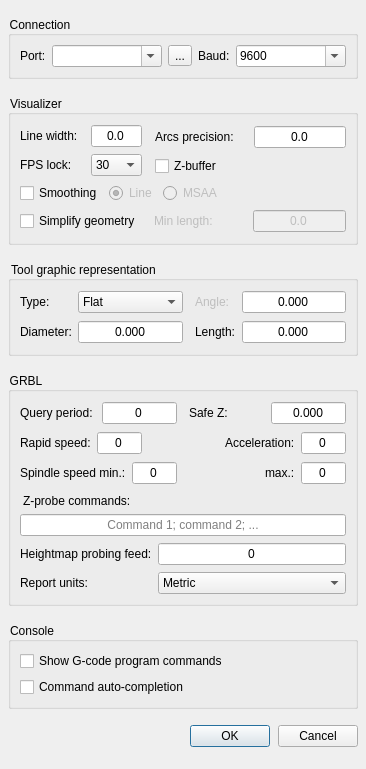
The window that frmsettings.ui (Denvi/Candle) describes before a commit, drawn with Qt 5.
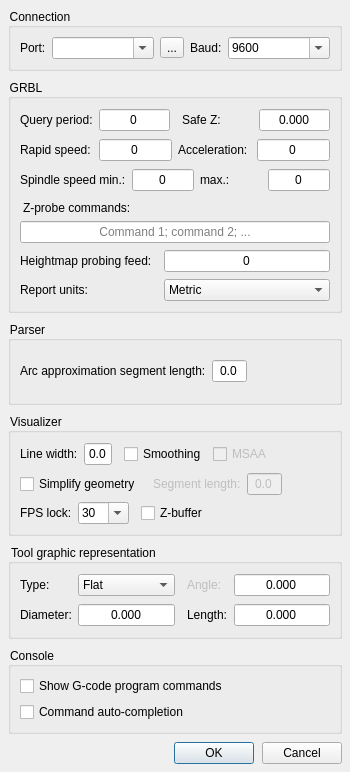
The same window after the commit. Icons and pictures are not drawn.

```diff
--- a/frmsettings.ui
+++ b/frmsettings.ui
@@ -6,8 +6,8 @@
    <rect>
     <x>0</x>
     <y>0</y>
-    <width>366</width>
-    <height>769</height>
+    <width>350</width>
+    <height>772</height>
    </rect>
   </property>
   <property name="windowTitle">
@@ -133,6 +133,329 @@
      </layout>
     </widget>
    </item>
+   <item>
+    <widget class="QGroupBox" name="groupBox_2">
+     <property name="sizePolicy">
+      <sizepolicy hsizetype="Preferred" vsizetype="Maximum">
+       <horstretch>0</horstretch>
+       <verstretch>0</verstretch>
+      </sizepolicy>
+     </property>
+     <property name="title">
+      <string>GRBL</string>
+     </property>
+     <layout class="QVBoxLayout" name="verticalLayout_5">
+      <item>
+       <layout class="QGridLayout" name="gridLayout_2">
+        <item row="0" column="0">
+         <widget class="QLabel" name="label_11">
+          <property name="text">
+           <string>Query period:</string>
+          </property>
+         </widget>
+        </item>
+        <item row="0" column="3">
+         <widget class="QLabel" name="label_9">
+          <property name="text">
+           <string>Safe Z:</string>
+          </property>
+         </widget>
+        </item>
+        <item row="0" column="1">
+         <widget class="QSpinBox" name="txtQueryStateTime">
+          <property name="font">
+           <font>
+            <pointsize>9</pointsize>
+           </font>
+          </property>
+          <property name="alignment">
+           <set>Qt::AlignCenter</set>
+          </property>
+          <property name="buttonSymbols">
+           <enum>QAbstractSpinBox::NoButtons</enum>
+          </property>
+          <property name="maximum">
+           <number>9999</number>
+          </property>
+         </widget>
+        </item>
+        <item row="0" column="4">
+         <widget class="QDoubleSpinBox" name="txtSafeZ">
+          <property name="alignment">
+           <set>Qt::AlignCenter</set>
+          </property>
+          <property name="buttonSymbols">
+           <enum>QAbstractSpinBox::NoButtons</enum>
+          </property>
+          <property name="decimals">
+           <number>3</number>
+          </property>
+          <property name="minimum">
+           <double>-999.000000000000000</double>
+          </property>
+          <property name="maximum">
+           <double>999.000000000000000</double>
+          </property>
+         </widget>
+        </item>
+        <item row="0" column="2">
+         <spacer name="horizontalSpacer_6">
+          <property name="orientation">
+           <enum>Qt::Horizontal</enum>
+          </property>
+          <property name="sizeType">
+           <enum>QSizePolicy::Fixed</enum>
+          </property>
+          <property name="sizeHint" stdset="0">
+           <size>
+            <width>6</width>
+            <height>20</height>
+           </size>
+          </property>
+         </spacer>
+        </item>
+       </layout>
+      </item>
+      <item>
+       <layout class="QHBoxLayout" name="horizontalLayout_3" stretch="0,0,0,0">
+        <item>
+         <widget class="QLabel" name="label_10">
+          <property name="text">
+           <string>Rapid speed:</string>
+          </property>
+         </widget>
+        </item>
+        <item>
+         <widget class="QSpinBox" name="txtRapidSpeed">
+          <property name="font">
+           <font>
+            <pointsize>9</pointsize>
+           </font>
+          </property>
+          <property name="alignment">
+           <set>Qt::AlignCenter</set>
+          </property>
+          <property name="buttonSymbols">
+           <enum>QAbstractSpinBox::NoButtons</enum>
+          </property>
+          <property name="maximum">
+           <number>99999</number>
+          </property>
+         </widget>
+        </item>
+        <item>
+         <widget class="QLabel" name="label_14">
+          <property name="text">
+           <string>Acceleration:</string>
+          </property>
+         </widget>
+        </item>
+        <item>
+         <widget class="QSpinBox" name="txtAcceleration">
+          <property name="font">
+           <font>
+            <pointsize>9</pointsize>
+           </font>
+          </property>
+          <property name="alignment">
+           <set>Qt::AlignCenter</set>
+          </property>
+          <property name="buttonSymbols">
+           <enum>QAbstractSpinBox::NoButtons</enum>
+          </property>
+          <property name="maximum">
+           <number>99999</number>
+          </property>
+         </widget>
+        </item>
+       </layout>
+      </item>
+      <item>
+       <layout class="QHBoxLayout" name="horizontalLayout_4">
+        <item>
+         <widget class="QLabel" name="label_12">
+          <property name="text">
+           <string>Spindle speed min.:</string>
+          </property>
+         </widget>
+        </item>
+        <item>
+         <widget class="QSpinBox" name="txtSpindleSpeedMin">
+          <property name="font">
+           <font>
+            <pointsize>9</pointsize>
+           </font>
+          </property>
+          <property name="alignment">
+           <set>Qt::AlignCenter</set>
+          </property>
+          <property name="buttonSymbols">
+           <enum>QAbstractSpinBox::NoButtons</enum>
+          </property>
+          <property name="maximum">
+           <number>99999</number>
+          </property>
+         </widget>
+        </item>
+        <item>
+         <widget class="QLabel" name="label_13">
+          <property name="text">
+           <string>max.:</string>
+          </property>
+         </widget>
+        </item>
+        <item>
+         <widget class="QSpinBox" name="txtSpindleSpeedMax">
+          <property name="font">
+           <font>
+            <pointsize>9</pointsize>
+           </font>
+          </property>
+          <property name="alignment">
+           <set>Qt::AlignCenter</set>
+          </property>
+          <property name="buttonSymbols">
+           <enum>QAbstractSpinBox::NoButtons</enum>
+          </property>
+          <property name="maximum">
+           <number>99999</number>
+          </property>
+         </widget>
+        </item>
+       </layout>
+      </item>
+      <item>
+       <widget class="QLabel" name="label_17">
+        <property name="styleSheet">
+         <string notr="true">padding-left: -4;
+padding-top: 3;</string>
+        </property>
+        <property name="text">
+         <string>Z-probe commands:</string>
+        </property>
+       </widget>
+      </item>
+      <item>
+       <widget class="QLineEdit" name="txtTouchCommand">
+        <property name="alignment">
+         <set>Qt::AlignCenter</set>
+        </property>
+        <property name="placeholderText">
+         <string>Command 1; command 2; ...</string>
+        </property>
+       </widget>
+      </item>
+      <item>
+       <layout class="QGridLayout" name="gridLayout_4">
+        <property name="horizontalSpacing">
+         <number>12</number>
+        </property>
+        <item row="0" column="0">
+         <widget class="QLabel" name="label_18">
+          <property name="text">
+           <string>Heightmap probing feed:</string>
+          </property>
+         </widget>
+        </item>
+        <item row="0" column="1">
+         <widget class="QSpinBox" name="txtHeightMapProbingFeed">
+          <property name="font">
+           <font>
+            <pointsize>9</pointsize>
+           </font>
+          </property>
+          <property name="alignment">
+           <set>Qt::AlignCenter</set>
+          </property>
+          <property name="buttonSymbols">
+           <enum>QAbstractSpinBox::NoButtons</enum>
+          </property>
+          <property name="maximum">
+           <number>99999</number>
+          </property>
+         </widget>
+        </item>
+        <item row="1" column="0">
+         <widget class="QLabel" name="label_15">
+          <property name="text">
+           <string>Report units:</string>
+          </property>
+         </widget>
+        </item>
+        <item row="1" column="1">
+         <widget class="QComboBox" name="cboUnits">
+          <property name="sizePolicy">
+           <sizepolicy hsizetype="Expanding" vsizetype="Fixed">
+            <horstretch>0</horstretch>
+            <verstretch>0</verstretch>
+           </sizepolicy>
+          </property>
+          <item>
+           <property name="text">
+            <string>Metric</string>
+           </property>
+          </item>
+          <item>
+           <property name="text">
+            <string>Imperial</string>
+           </property>
+          </item>
+         </widget>
+        </item>
+       </layout>
+      </item>
+     </layout>
+    </widget>
+   </item>
+   <item>
+    <widget class="QGroupBox" name="groupBox_5">
+     <property name="title">
+      <string>Parser</string>
+     </property>
+     <layout class="QVBoxLayout" name="verticalLayout_8">
+      <item>
+       <layout class="QHBoxLayout" name="horizontalLayout_8">
+        <item>
+         <widget class="QLabel" name="label_6">
+          <property name="text">
+           <string>Arc approximation segment length:</string>
+          </property>
+         </widget>
+        </item>
+        <item>
+         <widget class="QDoubleSpinBox" name="txtArcPrecision">
+          <property name="alignment">
+           <set>Qt::AlignCenter</set>
+          </property>
+          <property name="buttonSymbols">
+           <enum>QAbstractSpinBox::NoButtons</enum>
+          </property>
+          <property name="decimals">
+           <number>1</number>
+          </property>
+          <property name="maximum">
+           <double>99.000000000000000</double>
+          </property>
+         </widget>
+        </item>
+        <item>
+         <spacer name="horizontalSpacer_11">
+          <property name="orientation">
+           <enum>Qt::Horizontal</enum>
+          </property>
+          <property name="sizeHint" stdset="0">
+           <size>
+            <width>0</width>
+            <height>20</height>
+           </size>
+          </property>
+         </spacer>
+        </item>
+       </layout>
+      </item>
+     </layout>
+    </widget>
+   </item>
    <item>
     <widget class="QGroupBox" name="groupBox_6">
      <property name="sizePolicy">
@@ -145,136 +468,47 @@
       <string>Visualizer</string>
      </property>
      <layout class="QVBoxLayout" name="verticalLayout_2">
-      <item>
-       <layout class="QHBoxLayout" name="horizontalLayout_10" stretch="0,1">
-        <property name="spacing">
-         <number>13</number>
-        </property>
-        <item>
-         <layout class="QVBoxLayout" name="verticalLayout_7">
-          <item>
-           <layout class="QGridLayout" name="gridLayout_3">
-            <property name="bottomMargin">
-             <number>1</number>
-            </property>
-            <property name="verticalSpacing">
-             <number>6</number>
-            </property>
-            <item row="1" column="0">
-             <widget class="QLabel" name="label_7">
-              <property name="text">
-               <string>FPS lock:</string>
-              </property>
-             </widget>
-            </item>
-            <item row="0" column="2">
-             <widget class="QDoubleSpinBox" name="txtLineWidth">
-              <property name="alignment">
-               <set>Qt::AlignCenter</set>
-              </property>
-              <property name="buttonSymbols">
-               <enum>QAbstractSpinBox::NoButtons</enum>
-              </property>
-              <property name="decimals">
-               <number>1</number>
-              </property>
-              <property name="maximum">
-               <double>9.000000000000000</double>
-              </property>
-             </widget>
-            </item>
-            <item row="1" column="2">
-             <widget class="QComboBox" name="cboFps">
-              <item>
-               <property name="text">
-                <string>30</string>
-               </property>
-              </item>
-              <item>
-               <property name="text">
-                <string>60</string>
-               </property>
-              </item>
-              <item>
-               <property name="text">
-                <string>120</string>
-               </property>
-              </item>
-             </widget>
-            </item>
-            <item row="0" column="0">
-             <widget class="QLabel" name="label_5">
-              <property name="text">
-               <string>Line width:</string>
-              </property>
-             </widget>
-            </item>
-           </layout>
-          </item>
-         </layout>
-        </item>
-        <item>
-         <layout class="QVBoxLayout" name="verticalLayout_6">
-          <property name="spacing">
-           <number>6</number>
-          </property>
-          <item>
-           <layout class="QHBoxLayout" name="horizontalLayout_8">
-            <item>
-             <widget class="QLabel" name="label_6">
-              <property name="text">
-               <string>Arcs precision:</string>
-              </property>
-             </widget>
-            </item>
-            <item>
-             <widget class="QDoubleSpinBox" name="txtArcPrecision">
-              <property name="alignment">
-               <set>Qt::AlignCenter</set>
-              </property>
-              <property name="buttonSymbols">
-               <enum>QAbstractSpinBox::NoButtons</enum>
-              </property>
-              <property name="decimals">
-               <number>1</number>
-              </property>
-              <property name="maximum">
-               <double>99.000000000000000</double>
-              </property>
-             </widget>
-            </item>
-           </layout>
-          </item>
-          <item>
-           <layout class="QHBoxLayout" name="horizontalLayout_9">
-            <item>
-             <widget class="QCheckBox" name="chkZBuffer">
-              <property name="text">
-               <string>Z-buffer</string>
-              </property>
-             </widget>
-            </item>
-            <item>
-             <spacer name="horizontalSpacer_8">
-              <property name="orientation">
-               <enum>Qt::Horizontal</enum>
-              </property>
-              <property name="sizeHint" stdset="0">
-               <size>
-                <width>40</width>
-                <height>20</height>
-               </size>
-              </property>
-             </spacer>
-            </item>
-           </layout>
-          </item>
-         </layout>
-        </item>
-       </layout>
-      </item>
       <item>
        <layout class="QHBoxLayout" name="horizontalLayout_5">
+        <item>
+         <widget class="QLabel" name="label_5">
+          <property name="text">
+           <string>Line width:</string>
+          </property>
+         </widget>
+        </item>
+        <item>
+         <widget class="QDoubleSpinBox" name="txtLineWidth">
+          <property name="alignment">
+           <set>Qt::AlignCenter</set>
+          </property>
+          <property name="buttonSymbols">
+           <enum>QAbstractSpinBox::NoButtons</enum>
+          </property>
+          <property name="decimals">
+           <number>1</number>
+          </property>
+          <property name="maximum">
+           <double>9.000000000000000</double>
+          </property>
+         </widget>
+        </item>
+        <item>
+         <spacer name="horizontalSpacer_7">
+          <property name="orientation">
+           <enum>Qt::Horizontal</enum>
+          </property>
+          <property name="sizeType">
+           <enum>QSizePolicy::Fixed</enum>
+          </property>
+          <property name="sizeHint" stdset="0">
+           <size>
+            <width>6</width>
+            <height>20</height>
+           </size>
+          </property>
+         </spacer>
+        </item>
         <item>
          <widget class="QCheckBox" name="chkAntialiasing">
           <property name="text">
@@ -283,20 +517,7 @@
          </widget>
         </item>
         <item>
-         <widget class="QRadioButton" name="radLine">
-          <property name="enabled">
-           <bool>false</bool>
-          </property>
-          <property name="text">
-           <string>Line</string>
-          </property>
-          <property name="checked">
-           <bool>true</bool>
-          </property>
-         </widget>
-        </item>
-        <item>
-         <widget class="QRadioButton" name="radMSAA">
+         <widget class="QCheckBox" name="radMSAA">
           <property name="enabled">
            <bool>false</bool>
           </property>
@@ -312,7 +533,7 @@
           </property>
           <property name="sizeHint" stdset="0">
            <size>
-            <width>40</width>
+            <width>0</width>
             <height>20</height>
            </size>
           </property>
@@ -339,7 +560,7 @@
           </property>
           <property name="sizeHint" stdset="0">
            <size>
-            <width>7</width>
+            <width>6</width>
             <height>20</height>
            </size>
           </property>
@@ -351,7 +572,7 @@
            <bool>false</bool>
           </property>
           <property name="text">
-           <string>Min length:</string>
+           <string>Segment length:</string>
           </property>
          </widget>
         </item>
@@ -374,6 +595,101 @@
           </property>
          </widget>
         </item>
+        <item>
+         <spacer name="horizontalSpacer_13">
+          <property name="orientation">
+           <enum>Qt::Horizontal</enum>
+          </property>
+          <property name="sizeHint" stdset="0">
+           <size>
+            <width>0</width>
+            <height>20</height>
+           </size>
+          </property>
+         </spacer>
+        </item>
+        <item>
+         <spacer name="horizontalSpacer_9">
+          <property name="orientation">
+           <enum>Qt::Horizontal</enum>
+          </property>
+          <property name="sizeHint" stdset="0">
+           <size>
+            <width>0</width>
+            <height>20</height>
+           </size>
+          </property>
+         </spacer>
+        </item>
+       </layout>
+      </item>
+      <item>
+       <layout class="QHBoxLayout" name="horizontalLayout_7">
+        <item>
+         <widget class="QLabel" name="label_7">
+          <property name="text">
+           <string>FPS lock:</string>
+          </property>
+         </widget>
+        </item>
+        <item>
+         <widget class="QComboBox" name="cboFps">
+          <property name="editable">
+           <bool>true</bool>
+          </property>
+          <item>
+           <property name="text">
+            <string>30</string>
+           </property>
+          </item>
+          <item>
+           <property name="text">
+            <string>60</string>
+           </property>
+          </item>
+          <item>
+           <property name="text">
+            <string>120</string>
+           </property>
+          </item>
+         </widget>
+        </item>
+        <item>
+         <spacer name="horizontalSpacer_8">
+          <property name="orientation">
+           <enum>Qt::Horizontal</enum>
+          </property>
+          <property name="sizeType">
+           <enum>QSizePolicy::Fixed</enum>
+          </property>
+          <property name="sizeHint" stdset="0">
+           <size>
+            <width>6</width>
+            <height>20</height>
+           </size>
+          </property>
+         </spacer>
+        </item>
+        <item>
+         <widget class="QCheckBox" name="chkZBuffer">
+          <property name="text">
+           <string>Z-buffer</string>
+          </property>
+         </widget>
+        </item>
+        <item>
+         <spacer name="horizontalSpacer_10">
+          <property name="orientation">
+           <enum>Qt::Horizontal</enum>
+          </property>
+          <property name="sizeHint" stdset="0">
+           <size>
+            <width>0</width>
+            <height>20</height>
+           </size>
+          </property>
+         </spacer>
+        </item>
        </layout>
       </item>
      </layout>
@@ -527,309 +843,6 @@
      </layout>
     </widget>
    </item>
-   <item>
-    <widget class="QGroupBox" name="groupBox_2">
-     <property name="sizePolicy">
-      <sizepolicy hsizetype="Preferred" vsizetype="Maximum">
-       <horstretch>0</horstretch>
-       <verstretch>0</verstretch>
-      </sizepolicy>
-     </property>
-     <property name="title">
-      <string>GRBL</string>
-     </property>
-     <layout class="QVBoxLayout" name="verticalLayout_5">
-      <item>
-       <layout class="QGridLayout" name="gridLayout_2">
-        <item row="0" column="2">
-         <spacer name="horizontalSpacer_6">
-          <property name="orientation">
-           <enum>Qt::Horizontal</enum>
-          </property>
-          <property name="sizeType">
-           <enum>QSizePolicy::Fixed</enum>
-          </property>
-          <property name="sizeHint" stdset="0">
-           <size>
-            <width>6</width>
-            <height>20</height>
-           </size>
-          </property>
-         </spacer>
-        </item>
-        <item row="0" column="0">
-         <widget class="QLabel" name="label_11">
-          <property name="text">
-           <string>Query period:</string>
-          </property>
-         </widget>
-        </item>
-        <item row="0" column="3">
-         <widget class="QLabel" name="label_9">
-          <property name="text">
-           <string>Safe Z:</string>
-          </property>
-         </widget>
-        </item>
-        <item row="0" column="1">
-         <widget class="QSpinBox" name="txtQueryStateTime">
-          <property name="font">
-           <font>
-            <pointsize>9</pointsize>
-           </font>
-          </property>
-          <property name="alignment">
-           <set>Qt::AlignCenter</set>
-          </property>
-          <property name="buttonSymbols">
-           <enum>QAbstractSpinBox::NoButtons</enum>
-          </property>
-          <property name="maximum">
-           <number>9999</number>
-          </property>
-         </widget>
-        </item>
-        <item row="0" column="4">
-         <widget class="QDoubleSpinBox" name="txtSafeZ">
-          <property name="alignment">
-           <set>Qt::AlignCenter</set>
-          </property>
-          <property name="buttonSymbols">
-           <enum>QAbstractSpinBox::NoButtons</enum>
-          </property>
-          <property name="decimals">
-           <number>3</number>
-          </property>
-          <property name="minimum">
-           <double>-999.000000000000000</double>
-          </property>
-          <property name="maximum">
-           <double>999.000000000000000</double>
-          </property>
-         </widget>
-        </item>
-       </layout>
-      </item>
-      <item>
-       <layout class="QHBoxLayout" name="horizontalLayout_3" stretch="0,0,0,0,0">
-        <item>
-         <widget class="QLabel" name="label_10">
-          <property name="text">
-           <string>Rapid speed:</string>
-          </property>
-         </widget>
-        </item>
-        <item>
-         <widget class="QSpinBox" name="txtRapidSpeed">
-          <property name="font">
-           <font>
-            <pointsize>9</pointsize>
-           </font>
-          </property>
-          <property name="alignment">
-           <set>Qt::AlignCenter</set>
-          </property>
-          <property name="buttonSymbols">
-           <enum>QAbstractSpinBox::NoButtons</enum>
-          </property>
-          <property name="maximum">
-           <number>99999</number>
-          </property>
-         </widget>
-        </item>
-        <item>
-         <spacer name="horizontalSpacer_2">
-          <property name="orientation">
-           <enum>Qt::Horizontal</enum>
-          </property>
-          <property name="sizeType">
-           <enum>QSizePolicy::Expanding</enum>
-          </property>
-          <property name="sizeHint" stdset="0">
-           <size>
-            <width>6</width>
-            <height>20</height>
-           </size>
-          </property>
-         </spacer>
-        </item>
-        <item>
-         <widget class="QLabel" name="label_14">
-          <property name="text">
-           <string>Acceleration:</string>
-          </property>
-         </widget>
-        </item>
-        <item>
-         <widget class="QSpinBox" name="txtAcceleration">
-          <property name="font">
-           <font>
-            <pointsize>9</pointsize>
-           </font>
-          </property>
-          <property name="alignment">
-           <set>Qt::AlignCenter</set>
-          </property>
-          <property name="buttonSymbols">
-           <enum>QAbstractSpinBox::NoButtons</enum>
-          </property>
-          <property name="maximum">
-           <number>99999</number>
-          </property>
-         </widget>
-        </item>
-       </layout>
-      </item>
-      <item>
-       <layout class="QHBoxLayout" name="horizontalLayout_4">
-        <item>
-         <widget class="QLabel" name="label_12">
-          <property name="text">
-           <string>Spindle speed min.:</string>
-          </property>
-         </widget>
-        </item>
-        <item>
-         <widget class="QSpinBox" name="txtSpindleSpeedMin">
-          <property name="font">
-           <font>
-            <pointsize>9</pointsize>
-           </font>
-          </property>
-          <property name="alignment">
-           <set>Qt::AlignCenter</set>
-          </property>
-          <property name="buttonSymbols">
-           <enum>QAbstractSpinBox::NoButtons</enum>
-          </property>
-          <property name="maximum">
-           <number>99999</number>
-          </property>
-         </widget>
-        </item>
-        <item>
-         <spacer name="horizontalSpacer_7">
-          <property name="orientation">
-           <enum>Qt::Horizontal</enum>
-          </property>
-          <property name="sizeType">
-           <enum>QSizePolicy::Expanding</enum>
-          </property>
-          <property name="sizeHint" stdset="0">
-           <size>
-            <width>6</width>
-            <height>20</height>
-           </size>
-          </property>
-         </spacer>
-        </item>
-        <item>
-         <widget class="QLabel" name="label_13">
-          <property name="text">
-           <string>max.:</string>
-          </property>
-         </widget>
-        </item>
-        <item>
-         <widget class="QSpinBox" name="txtSpindleSpeedMax">
-          <property name="font">
-           <font>
-            <pointsize>9</pointsize>
-           </font>
-          </property>
-          <property name="alignment">
-           <set>Qt::AlignCenter</set>
-          </property>
-          <property name="buttonSymbols">
-           <enum>QAbstractSpinBox::NoButtons</enum>
-          </property>
-          <property name="maximum">
-           <number>99999</number>
-          </property>
-         </widget>
-        </item>
-       </layout>
-      </item>
-      <item>
-       <widget class="QLabel" name="label_17">
-        <property name="styleSheet">
-         <string notr="true">padding-left: -4;
-padding-top: 3;</string>
-        </property>
-        <property name="text">
-         <string>Z-probe commands:</string>
-        </property>
-       </widget>
-      </item>
-      <item>
-       <widget class="QLineEdit" name="txtTouchCommand">
-        <property name="alignment">
-         <set>Qt::AlignCenter</set>
-        </property>
-        <property name="placeholderText">
-         <string>Command 1; command 2; ...</string>
-        </property>
-       </widget>
-      </item>
-      <item>
-       <layout class="QGridLayout" name="gridLayout_4">
-        <item row="0" column="0">
-         <widget class="QLabel" name="label_18">
-          <property name="text">
-           <string>Heightmap probing feed:</string>
-          </property>
-         </widget>
-        </item>
-        <item row="0" column="1">
-         <widget class="QSpinBox" name="txtHeightMapProbingFeed">
-          <property name="font">
-           <font>
-            <pointsize>9</pointsize>
-           </font>
-          </property>
-          <property name="alignment">
-           <set>Qt::AlignCenter</set>
-          </property>
-          <property name="buttonSymbols">
-           <enum>QAbstractSpinBox::NoButtons</enum>
-          </property>
-          <property name="maximum">
-           <number>99999</number>
-          </property>
-         </widget>
-        </item>
-        <item row="1" column="0">
-         <widget class="QLabel" name="label_15">
-          <property name="text">
-           <string>Report units:</string>
-          </property>
-         </widget>
-        </item>
-        <item row="1" column="1">
-         <widget class="QComboBox" name="cboUnits">
-          <property name="sizePolicy">
-           <sizepolicy hsizetype="Expanding" vsizetype="Fixed">
-            <horstretch>0</horstretch>
-            <verstretch>0</verstretch>
-           </sizepolicy>
-          </property>
-          <item>
-           <property name="text">
-            <string>Metric</string>
-           </property>
-          </item>
-          <item>
-           <property name="text">
-            <string>Imperial</string>
-           </property>
-          </item>
-         </widget>
-        </item>
-       </layout>
-      </item>
-     </layout>
-    </widget>
-   </item>
    <item>
     <widget class="QGroupBox" name="groupBox_3">
      <property name="sizePolicy">
```
Left out of the diff: 50 changed lines with no effect on the pictures.
